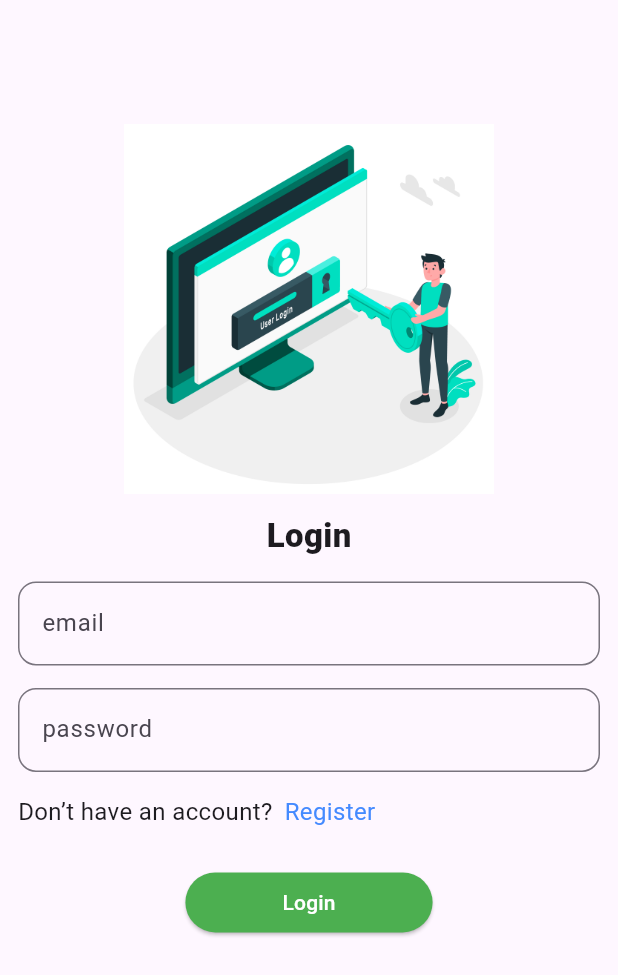
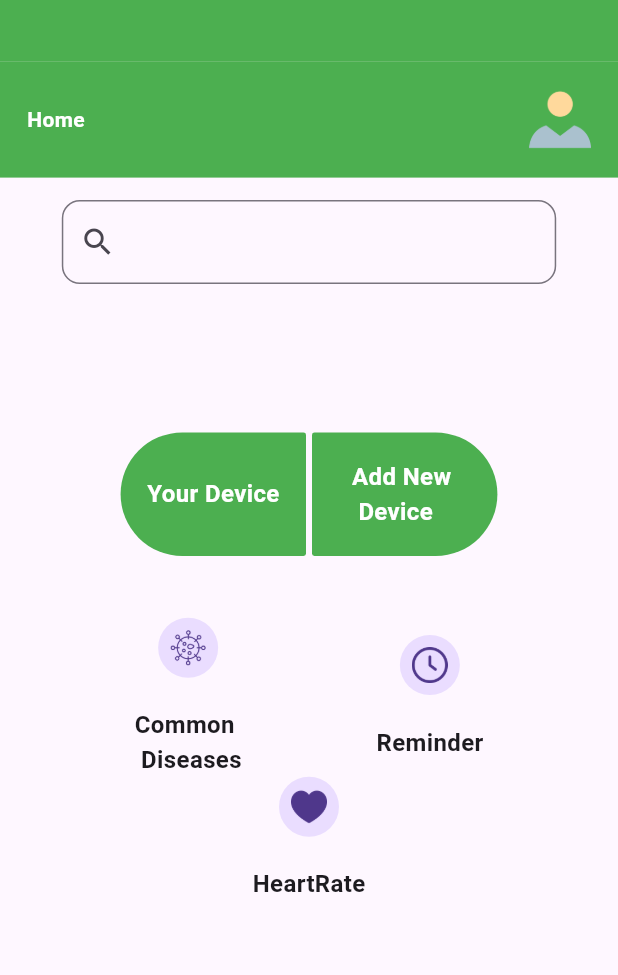
Before and after one commit to abdo1917/nurse, a Flutter app: the screen it shows after launch, on a phone screen of 412 x 824 dp. Shown: the top 975 px of the screen. Run offline on Flutter 3.47's test engine with Material 3 defaults, Android fonts, the light colour scheme and no system bars; our stand-ins replace get.

Commit message:
home screen

```diff
--- /dev/null
+++ b/lib/features/home.dart
@@ -0,0 +1,186 @@
+import 'package:flutter/material.dart';
+
+class Home extends StatelessWidget {
+  const Home({super.key});
+
+  @override
+  Widget build(BuildContext context) {
+    Size size = MediaQuery.of(context).size;
+    return Scaffold(
+      body: Column(
+        children: [
+          Container(
+            height: size.height * .05,
+            color: Colors.green,
+          ),
+          Container(
+            margin: const EdgeInsetsDirectional.only(bottom: 15),
+            padding: const EdgeInsetsDirectional.all(18),
+            color: Colors.green,
+            child: Row(
+              mainAxisAlignment: MainAxisAlignment.spaceBetween,
+              children: [
+                const Text(
+                  'Home',
+                  style: TextStyle(
+                    color: Colors.white,
+                    fontWeight: FontWeight.bold,
+                  ),
+                ),
+                SizedBox(
+                  height: size.height * .05,
+                  child: const Image(
+                    image: AssetImage(
+                      'assets/images/person.png',
+                    ),
+                  ),
+                ),
+              ],
+            ),
+          ),
+          SizedBox(
+            width: size.width * .8,
+            child: const TextField(
+              decoration: InputDecoration(
+                prefixIcon: Icon(Icons.search),
+                border: OutlineInputBorder(
+                  borderRadius: BorderRadius.all(
+                    Radius.circular(12),
+                  ),
+                ),
+              ),
+            ),
+          ),
+          SizedBox(
+            height: size.height * .12,
+          ),
+          Row(
+            mainAxisAlignment: MainAxisAlignment.center,
+            children: [
+              InkWell(
+                child: Container(
+                  width: size.width * .3,
+                  height: size.height * .1,
+                  decoration: const BoxDecoration(
+                    color: Colors.green,
+                    borderRadius: BorderRadius.only(
+                      topLeft: Radius.circular(50),
+                      bottomLeft: Radius.circular(50),
+                      bottomRight: Radius.circular(2),
+                      topRight: Radius.circular(2),
+                    ),
+                  ),
+                  child: const Center(
+                    child: Text(
+                      'Your Device',
+                      style: TextStyle(
+                        fontSize: 16,
+                        color: Colors.white,
+                        fontWeight: FontWeight.w700,
+                      ),
+                    ),
+                  ),
+                ),
+              ),
+              const SizedBox(
+                width: 4,
+              ),
+              InkWell(
+                child: Container(
+                  width: size.width * .3,
+                  height: size.height * .1,
+                  decoration: const BoxDecoration(
+                    color: Colors.green,
+                    borderRadius: BorderRadius.only(
+                      topRight: Radius.circular(50),
+                      bottomRight: Radius.circular(50),
+                      bottomLeft: Radius.circular(2),
+                      topLeft: Radius.circular(2),
+                    ),
+                  ),
+                  child: const Center(
+                    child: Text(
+                      'Add New \n Device',
+                      style: TextStyle(
+                        fontSize: 16,
+                        color: Colors.white,
+                        fontWeight: FontWeight.w700,
+                      ),
+                    ),
+                  ),
+                ),
+              ),
+            ],
+          ),
+          SizedBox(
+            height: size.height * .05,
+          ),
+          const Row(
+            mainAxisAlignment: MainAxisAlignment.spaceEvenly,
+            children: [
+              Column(
+                children: [
+                  CircleAvatar(
+                    child: ImageIcon(
+                      AssetImage('assets/images/virus.png'),
+                    ),
+                  ),
+                  SizedBox(
+                    height: 20,
+                  ),
+                  Text(
+                    'Common \n Diseases',
+                    style: TextStyle(
+                      fontSize: 16,
+                      fontWeight: FontWeight.w700,
+                    ),
+                  ),
+                ],
+              ),
+              Column(
+                children: [
+                  CircleAvatar(
+                    child: ImageIcon(
+                      AssetImage('assets/images/clock.png'),
+                    ),
+                  ),
+                  SizedBox(
+                    height: 20,
+                  ),
+                  Text(
+                    'Reminder',
+                    style: TextStyle(
+                      fontSize: 16,
+                      fontWeight: FontWeight.w700,
+                    ),
+                  ),
+                ],
+              ),
+            ],
+          ),
+          const Center(
+            child: Column(
+              children: [
+                CircleAvatar(
+                  child: ImageIcon(
+                    AssetImage('assets/images/heart-rate.png'),
+                  ),
+                ),
+                SizedBox(
+                  height: 20,
+                ),
+                Text(
+                  'HeartRate',
+                  style: TextStyle(
+                    fontSize: 16,
+                    fontWeight: FontWeight.w700,
+                  ),
+                ),
+              ],
+            ),
+          )
+        ],
+      ),
+    );
+  }
+}
--- a/lib/main.dart
+++ b/lib/main.dart
@@ -4,11 +4,12 @@ import 'package:get/get.dart';
 import 'package:personal_nursing/features/auth/presentation/login_screen.dart';
 import 'package:personal_nursing/features/blood_pressure/blood_pressure_details.dart';
 import 'package:personal_nursing/features/blood_pressure/blood_pressure_screen.dart';
+import 'package:personal_nursing/features/home.dart';
 
 import 'features/heart_rate/heart_rate_screen.dart';
 
 void main() {
-  runApp(PersonalNurse());
+  runApp(const PersonalNurse());
 }
 
 class PersonalNurse extends StatelessWidget {
@@ -16,9 +17,9 @@ class PersonalNurse extends StatelessWidget {
 
   @override
   Widget build(BuildContext context) {
-    return GetMaterialApp(
+    return const GetMaterialApp(
       debugShowCheckedModeBanner: false,
-      home: LoginScreen(),
+      home: Home(),
 
     );
   }
```
Also changed, not shown: assets/images/clock.png (added), assets/images/heart-rate.png (added), assets/images/virus.png (added).
